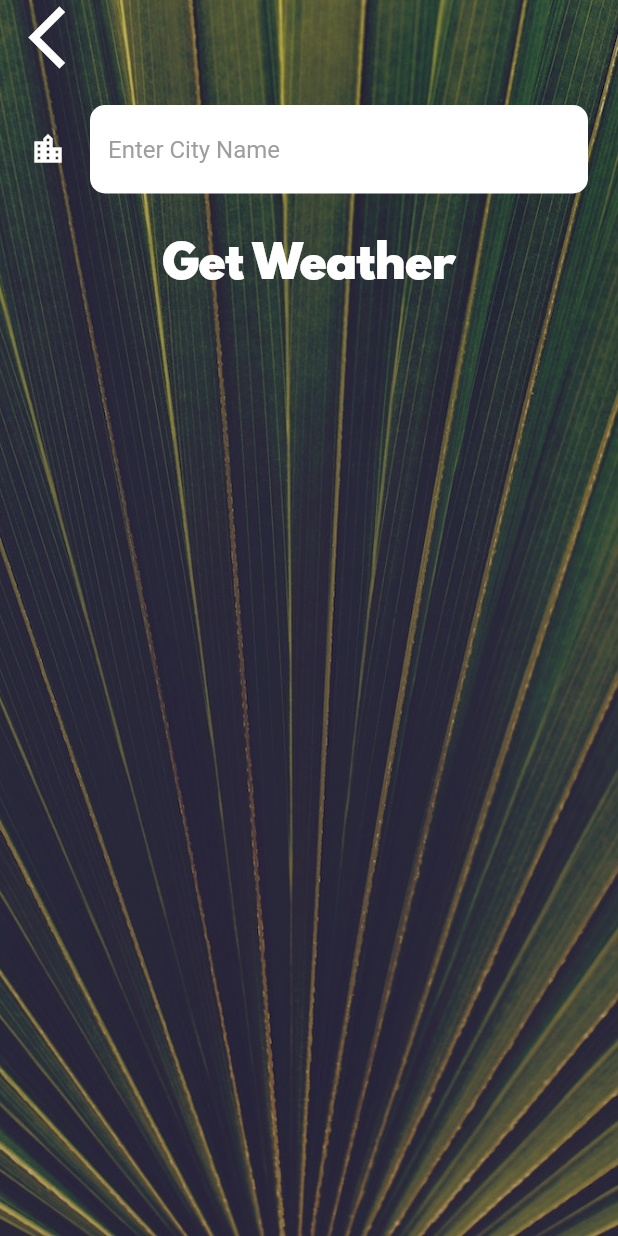
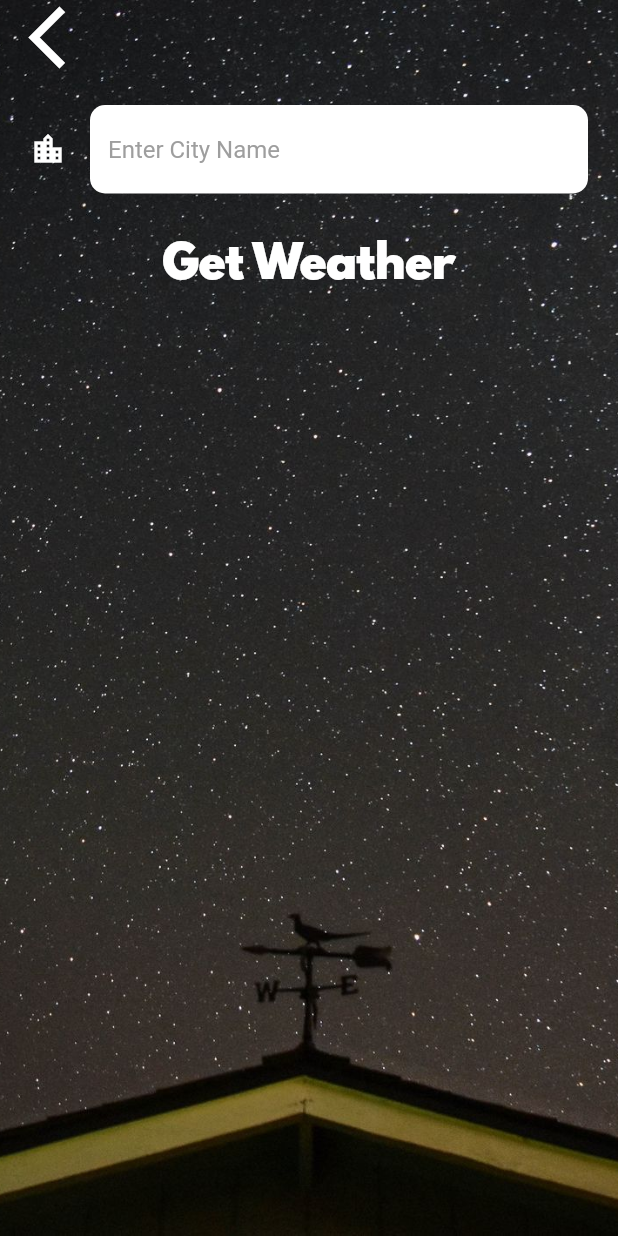
Before and after one commit to anuragkainth/Weather-Tracking-App, a Flutter app: the LocationScreen screen opened directly, after a tap on the "location city" icon, on a phone screen of 412 x 824 dp. Run offline on Flutter 3.47's test engine with Material 2 defaults, Android fonts, the phone set to English and light mode, and no system bars; our stand-ins replace flutter_spinkit, geolocator; network calls fail.

```diff
--- a/lib/screens/city_screen.dart
+++ b/lib/screens/city_screen.dart
@@ -15,7 +15,7 @@ class _CityScreenState extends State<CityScreen> {
       body: Container(
         decoration: BoxDecoration(
           image: DecorationImage(
-            image: AssetImage('images/city_background.jpg'),
+            image: AssetImage('images/wallpaper_3.jpg'),
             fit: BoxFit.cover,
           ),
         ),
--- a/lib/screens/location_screen.dart
+++ b/lib/screens/location_screen.dart
@@ -52,7 +52,7 @@ class _LocationScreenState extends State<LocationScreen> {
       body: Container(
         decoration: BoxDecoration(
           image: DecorationImage(
-            image: AssetImage('images/location_background.jpg'),
+            image: AssetImage('images/wallpaper_1.jpg'),
             fit: BoxFit.cover,
             colorFilter: ColorFilter.mode(
                 Colors.white.withOpacity(0.8), BlendMode.dstATop),
```
Also changed, not shown: images/wallpaper_1.jpg (added), images/wallpaper_2.jpg (added), images/wallpaper_3.jpg (added), 3 other files.
